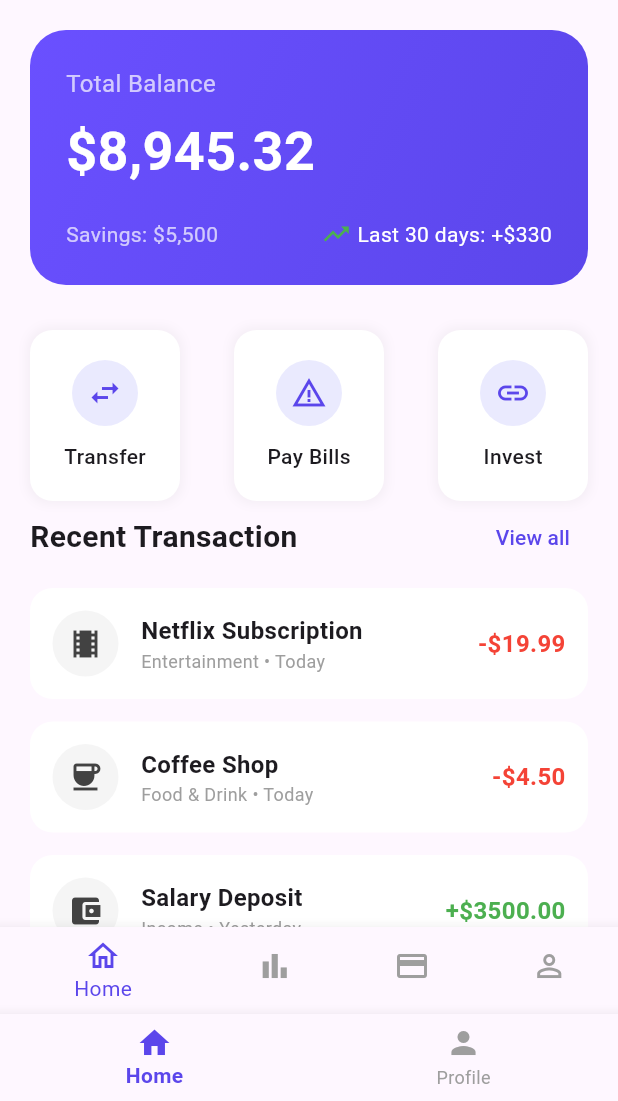
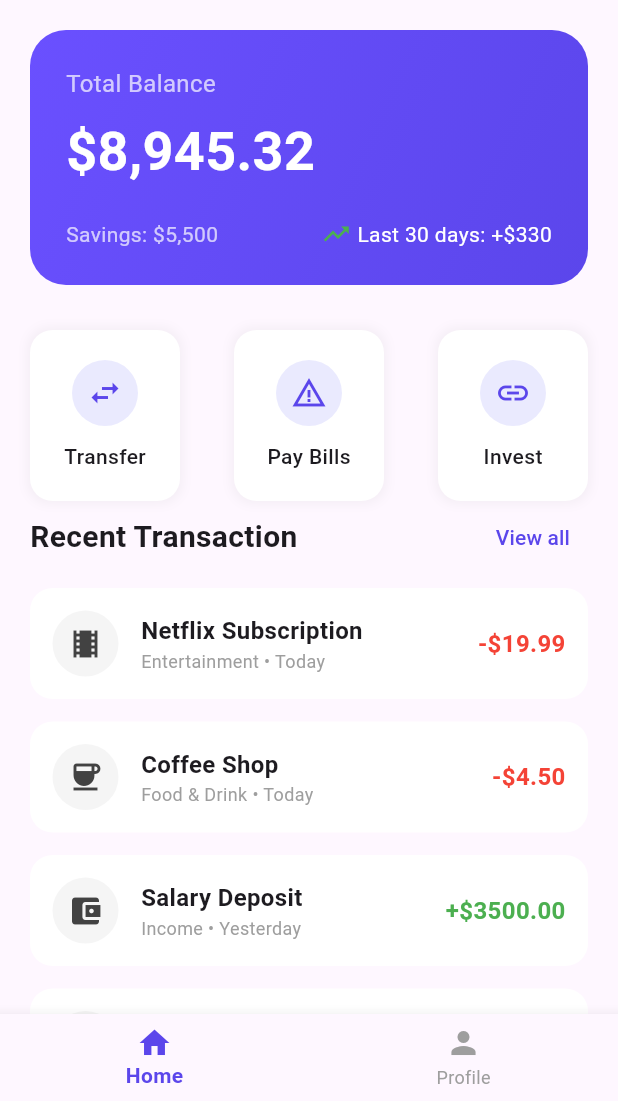
Before and after one commit to mb-shupto/assignment-two-flutter-UI-Masum-Bari-Supto-1930875, a Flutter app: the screen it shows after launch, on a phone screen of 412 x 824 dp, the part 135-1236 px from its top. Run offline on Flutter 3.47's test engine with Material 3 defaults, Android fonts, the phone set to English and light mode, and no system bars.

Commit message:
refactor HomePage to use CustomAppBar and improve layout structure

```diff
--- a/lib/screens/home_page.dart
+++ b/lib/screens/home_page.dart
@@ -1,6 +1,7 @@
 import 'package:flutter/material.dart';
 import 'package:assignment_two_flutter/widgets/action_button.dart';
 import 'package:assignment_two_flutter/widgets/transaction_tile.dart';
+import 'package:assignment_two_flutter/widgets/app_bar.dart';
 
 class HomePage extends StatefulWidget {
   const HomePage({super.key});
@@ -10,75 +11,17 @@ class HomePage extends StatefulWidget {
 }
 
 class _HomePageState extends State<HomePage> {
-  int _currentIndex = 0;
+  int currentIndex = 0;
 
   static const Color primaryPurple = Color(0xFF5B46EB);
-
-  static const List<Widget> _pages = <Widget>[
-    Center(child: Text('Home Page')),
-    Center(child: Text('Reports Page')),
-    Center(child: Text('Cards Page')),
-    Center(child: Text('Profile Page')),
-  ];
 
   @override
   Widget build(BuildContext context) {
     return Scaffold(
-      appBar: AppBar(
-        backgroundColor: Colors.white,
-        titleSpacing: 20,
-        toolbarHeight: 90,
-        title: Row(
-          crossAxisAlignment: CrossAxisAlignment.center,
-          children: [
+      appBar: const CustomAppBar(title: "Home"),
 
-            CircleAvatar(
-            radius: 24,
-            backgroundColor: primaryPurple,
-            child: const Text(
-              'S',
-              style: TextStyle(
-                fontSize: 28,
-                fontWeight: FontWeight.bold,
-                color: Colors.white,
-              ),
-            ),
-          ),
-
-
-            const SizedBox(width: 12),
-            Column(
-              crossAxisAlignment: CrossAxisAlignment.start,
-              mainAxisSize: MainAxisSize.min,
-              children: const [
-                Text(
-                  'Welcome back,',
-                  style: TextStyle(color: Colors.grey, fontSize: 15),
-                ),
-                Text(
-                  'STUDENT NAME',
-                  style: TextStyle(
-                    color: Colors.black,
-                    fontSize: 20,
-                    fontWeight: FontWeight.bold,
-                  ),
-                ),
-              ],
-            ),
-          ],
-        ),
-        actions: [
-          IconButton(
-            icon: const Icon(Icons.notifications_none_outlined, size: 28),
-            onPressed: () {},
-          ),
-          const SizedBox(width: 10),
-        ],
-      ),
-
-
-
-      body: SafeArea(child: SingleChildScrollView(
+      body: SafeArea(
+        child: SingleChildScrollView(
           padding: const EdgeInsets.all(20),
           child: Column(
             crossAxisAlignment: CrossAxisAlignment.start,
@@ -118,57 +61,52 @@ class _HomePageState extends State<HomePage> {
                       children: [
                         const Text(
                           'Savings: \$5,500',
-                        style: TextStyle(
-                          color: Colors.white70
-                        ),
+                          style: TextStyle(color: Colors.white70),
                         ),
 
                         Row(
                           children: const [
-                            Icon(Icons.trending_up,
+                            Icon(
+                              Icons.trending_up,
                               color: Colors.green,
-                            size:20),
-                          SizedBox(
-                            width: 4),
+                              size: 20,
+                            ),
+                            SizedBox(width: 4),
                             Text(
                               'Last 30 days: +\$330',
                               style: TextStyle(color: Colors.white),
-                          )
+                            ),
                           ],
-                      )
+                        ),
                       ],
-                  )
+                    ),
                   ],
                 ),
               ),
 
-            const SizedBox(
-                height: 30),
+              const SizedBox(height: 30),
 
               Row(
                 mainAxisAlignment: MainAxisAlignment.spaceBetween,
-              children: const[
+                children: const [
                   ActionButton(icon: Icons.swap_horiz, label: 'Transfer'),
                   ActionButton(icon: Icons.warning_amber, label: 'Pay Bills'),
                   ActionButton(icon: Icons.link, label: 'Invest'),
                 ],
               ),
 
-
-
-
               Row(
                 mainAxisAlignment: MainAxisAlignment.spaceBetween,
                 children: [
-                const Text('Recent Transaction',
-                  style: TextStyle(
-                      fontSize: 20,
-                      fontWeight: FontWeight.bold),
+                  const Text(
+                    'Recent Transaction',
+                    style: TextStyle(fontSize: 20, fontWeight: FontWeight.bold),
                   ),
-                TextButton(onPressed:(){} ,
-                    child: const Text('View all',
-                      style: TextStyle(
-                        color: primaryPurple),
+                  TextButton(
+                    onPressed: () {},
+                    child: const Text(
+                      'View all',
+                      style: TextStyle(color: primaryPurple),
                     ),
                   ),
                 ],
@@ -181,67 +119,44 @@ class _HomePageState extends State<HomePage> {
                 title: 'Netflix Subscription',
                 category: 'Entertainment • Today',
                 amount: '-\$19.99',
-               color: Colors.red),
+                color: Colors.red,
+              ),
 
               TransactionTile(
                 icon: Icons.coffee,
                 title: 'Coffee Shop',
                 category: 'Food & Drink • Today',
                 amount: '-\$4.50',
-                color: Colors.red),
+                color: Colors.red,
+              ),
 
               TransactionTile(
                 icon: Icons.account_balance_wallet,
-                title: 'Salary Deposit', category:'Income • Yesterday',
+                title: 'Salary Deposit',
+                category: 'Income • Yesterday',
                 amount: '+\$3500.00',
-                color: Colors.green),
+                color: Colors.green,
+              ),
 
               TransactionTile(
                 icon: Icons.local_grocery_store,
                 title: 'Grocery Store',
                 category: 'Shopping • Yesterday',
                 amount: '-\$55.00',
-                color: Colors.red),
+                color: Colors.red,
+              ),
 
               TransactionTile(
                 icon: Icons.shopping_bag,
                 title: 'Amazon Purchase',
                 category: 'Shopping • 2 days ago',
                 amount: '-\$120.75',
-                color: Colors.red)
+                color: Colors.red,
+              ),
             ],
           ),
         ),
       ),
-
-      bottomNavigationBar: BottomNavigationBar(
-        currentIndex: _currentIndex,
-        selectedItemColor: primaryPurple,
-        unselectedItemColor: Colors.grey,
-        onTap: (index) {
-          setState(() {
-            _currentIndex = index;
-          });
-        },
-        items: const [
-          BottomNavigationBarItem(
-            icon: Icon(Icons.home_outlined),
-            label: 'Home',
-          ),
-          BottomNavigationBarItem(
-            icon: Icon(Icons.bar_chart_outlined),
-            label: 'Reports',
-          ),
-          BottomNavigationBarItem(
-            icon: Icon(Icons.credit_card_outlined),
-            label: 'Cards',
-          ),
-          BottomNavigationBarItem(
-            icon: Icon(Icons.person_outline),
-            label: 'Profile',
-          ),
-        ],
-      ),
     );
   }
 }
```
Lines whose indentation alone changed are shown as unchanged.
